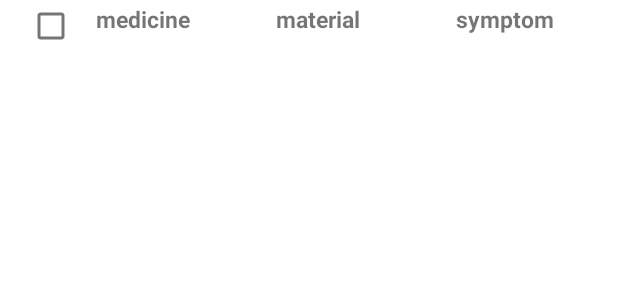
After one commit to CSID-DGU/2021-2-OSSP2-Drugger-3, an Android app: the layout edit_allergy.xml on its own in the app's theme, with its tools: preview values and no code run, on a phone screen of 412 x 824 dp. The commit adds this screen. Shown: the top 300 px of the screen. Run offline under Robolectric (Android 15) with nearby library versions, the phone set to English and light mode, and no system bars.

Commit message:
[feat/front/edit] recycler-view-edit

```diff
--- a/frontend/app/src/main/java/com/example/frontend/Allergy.kt
+++ b/frontend/app/src/main/java/com/example/frontend/Allergy.kt
@@ -1,3 +1,5 @@
 package com.example.frontend
 
-data class Allergy(val medicine: String, val material: String, val symptom : String)
+import java.io.Serializable
+
+data class Allergy(val medicine: String, val material: String, val symptom : String):Serializable
--- a/frontend/app/src/main/java/com/example/frontend/MainActivity.kt
+++ b/frontend/app/src/main/java/com/example/frontend/MainActivity.kt
@@ -80,6 +80,7 @@ class MainActivity : AppCompatActivity() {
         }
         binding.EditButton.setOnClickListener(){
             val intent = Intent(this, EditActivity::class.java)
+            intent.putExtra("allergyList", allergyList)
             startActivity(intent)
             finish()
         }
@@ -130,7 +131,6 @@ class MainActivity : AppCompatActivity() {
                         val allergy = JSONObject(str)
                         val jsonArray = allergy.optJSONArray("result")
                         var i = 0
-                        var tableLayout = binding.tableLayout
                         while(i < jsonArray.length()){
                             val jsonObject = jsonArray.getJSONObject(i)
                             val material = jsonObject.getString("Mmaterial")
--- /dev/null
+++ b/frontend/app/src/main/res/layout/edit_allergy.xml
@@ -0,0 +1,47 @@
+<?xml version="1.0" encoding="utf-8"?>
+<androidx.constraintlayout.widget.ConstraintLayout xmlns:android="http://schemas.android.com/apk/res/android"
+    android:layout_width="match_parent"
+    android:layout_height="30dp"
+    xmlns:app="http://schemas.android.com/apk/res-auto"
+    xmlns:tools="http://schemas.android.com/tools"
+    android:layout_marginTop="2dp"
+    android:layout_marginBottom="2dp"
+    android:layout_marginStart="4dp"
+    android:layout_marginEnd="4dp">
+
+    <CheckBox
+        android:id="@+id/cbox"
+        android:layout_width="60dp"
+        android:layout_height="30dp"
+        tools:layout_editor_absoluteY="0dp" />
+
+    <TextView
+        android:id="@+id/medicine_edit"
+        android:layout_width="120dp"
+        android:layout_height="wrap_content"
+        android:textSize="15sp"
+        android:textStyle="bold"
+        app:layout_constraintStart_toEndOf="@+id/cbox"
+        tools:layout_editor_absoluteY="5dp"
+        tools:text="medicine" />
+
+    <TextView
+        android:id="@+id/material_edit"
+        android:layout_width="120dp"
+        android:layout_height="wrap_content"
+        android:textSize="15sp"
+        android:textStyle="bold"
+        app:layout_constraintStart_toEndOf="@+id/medicine_edit"
+        tools:layout_editor_absoluteY="5dp"
+        tools:text="material" />
+
+    <TextView
+        android:id="@+id/symptom_edit"
+        android:layout_width="100dp"
+        android:layout_height="wrap_content"
+        android:textSize="15sp"
+        android:textStyle="bold"
+        app:layout_constraintStart_toEndOf="@+id/material_edit"
+        tools:layout_editor_absoluteY="5dp"
+        tools:text="symptom" />
+</androidx.constraintlayout.widget.ConstraintLayout>
```
Also changed, not shown: frontend/app/src/main/java/com/example/frontend/EditActivity.kt (+12 -97 lines), frontend/app/src/main/java/com/example/frontend/EditRvAdapter.kt (added, +37 -0 lines), frontend/app/src/main/res/layout/activity_edit.xml (+10 -12 lines).
